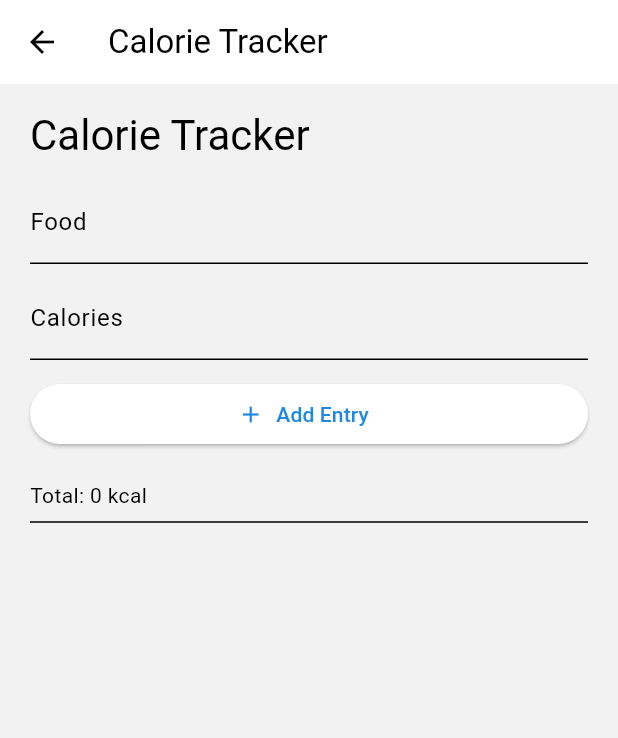
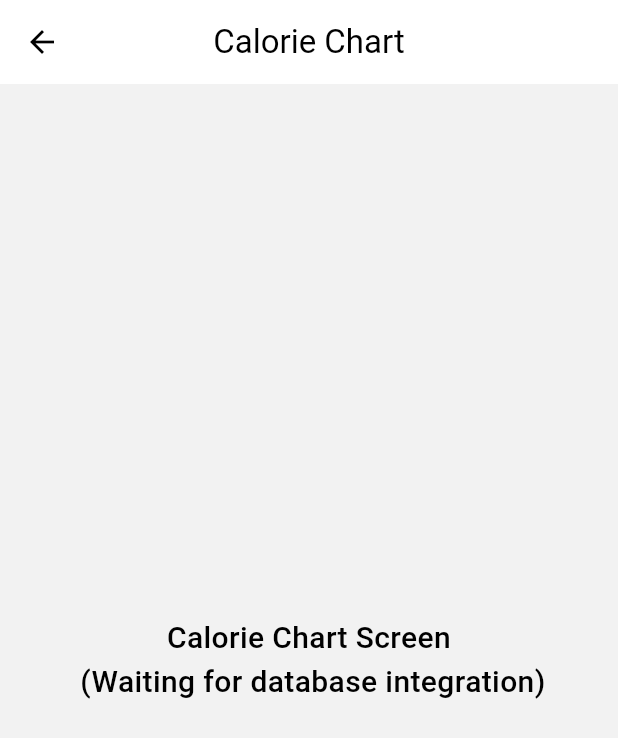
Before and after one commit to kvo110/fitness_tracker, a Flutter app: the ProgressScreen screen opened directly, after a tap on the "local restaurant" icon, on a phone screen of 412 x 824 dp. Shown: the top 738 px of the screen. Run offline on Flutter 3.47's test engine with Material 3 defaults, Android fonts, the phone set to English and light mode, and no system bars; our stand-ins replace fl_chart, table_calendar.

Commit message:
Creates calorie chart screen

```diff
--- /dev/null
+++ b/fitness_tracker/lib/screens/calorie_chart_screen.dart
@@ -0,0 +1,27 @@
+import 'package:flutter/material.dart';
+
+class CalorieChartScreen extends StatelessWidget {
+  const CalorieChartScreen({super.key});
+
+  @override
+  Widget build(BuildContext context) {
+    return SafeArea(
+      child: Scaffold(
+        appBar: AppBar(
+          title: const Text('Calorie Chart'),
+          centerTitle: true,
+        ),
+        body: const Center(
+          child: Text(
+            'Calorie Chart Screen\n (Waiting for database integration)',
+            textAlign: TextAlign.center,
+            style: TextStyle(
+              fontSize: 20,
+              fontWeight: FontWeight.w500,
+            ),
+          ),
+        ),
+      ),
+    );
+  }
+}
--- a/fitness_tracker/lib/screens/progress_screen.dart
+++ b/fitness_tracker/lib/screens/progress_screen.dart
@@ -1,6 +1,6 @@
 import 'package:flutter/material.dart';
 import 'package:fl_chart/fl_chart.dart';
-import 'calorie_screen.dart';
+import 'calorie_chart_screen.dart';
 import 'calendar_screen.dart';
 import 'trends_screen.dart';
 
@@ -148,7 +148,7 @@ class ProgressScreen extends StatelessWidget {
                                               onPressed: () {
                                                 Navigator.push(
                                                   context,
-                                                  MaterialPageRoute(builder: (context) => const CalorieScreen()),
+                                                  MaterialPageRoute(builder: (context) => const CalorieChartScreen()),
                                                 );
                                               },
                                             ),
```
